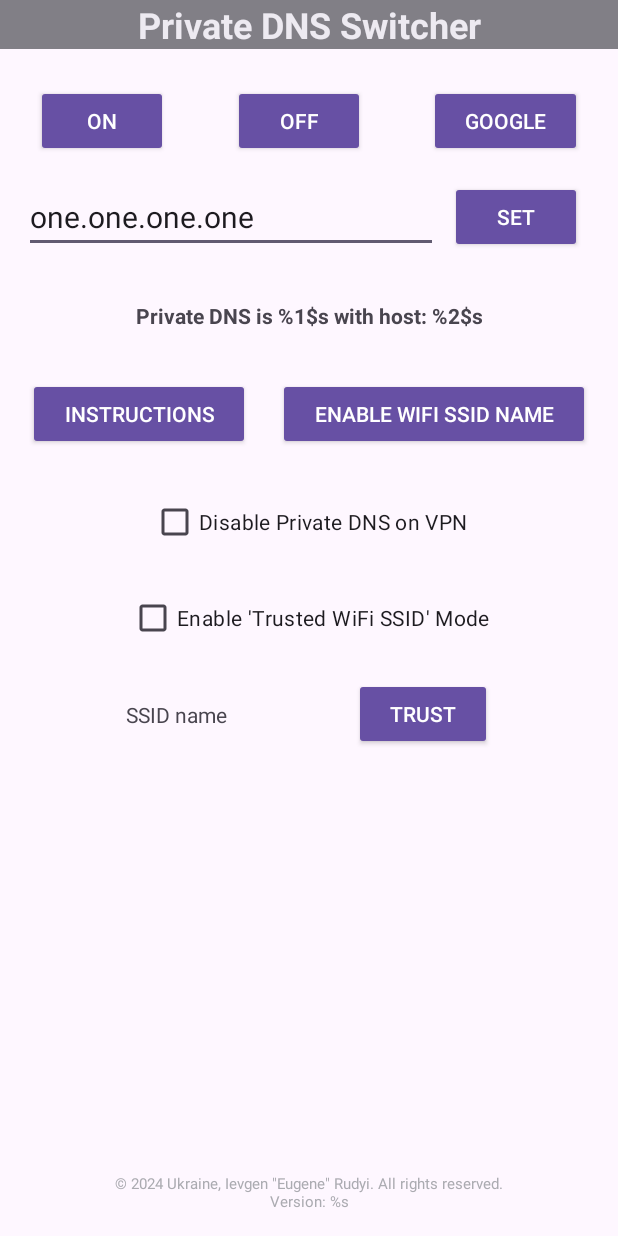
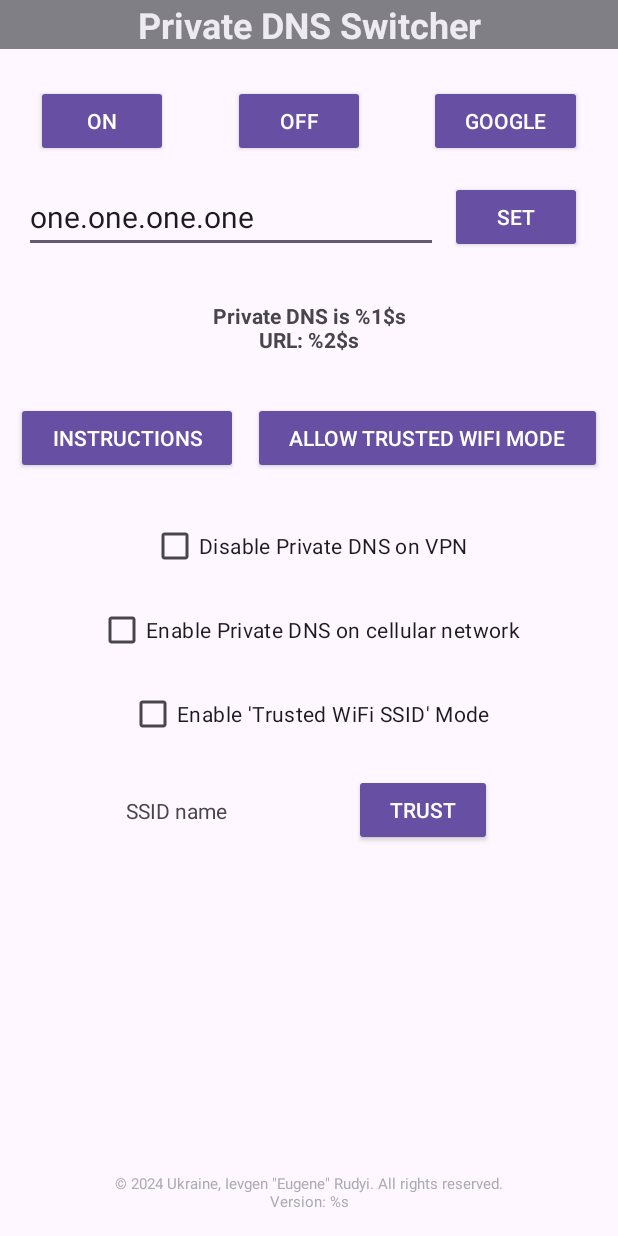
Before and after one commit to rudoyeugene/pdnss, an Android app: the layout activity_main.xml on its own in the app's theme, with its tools: preview values and no code run, on a phone screen of 412 x 824 dp. Run offline under Robolectric (Android 15) with nearby library versions, the light colour scheme and no system bars.

Commit message:
cellular network support

```diff
--- a/app/build.gradle
+++ b/app/build.gradle
@@ -11,8 +11,8 @@ android {
         applicationId "com.rudyii.pdnss"
         minSdk 29
         targetSdk 34
-        versionCode 144
-        versionName "1.4.4"
+        versionCode 146
+        versionName "1.4.6"
 
         testInstrumentationRunner "androidx.test.runner.AndroidJUnitRunner"
     }
--- a/app/src/main/java/com/rudyii/pdnss/common/DnsStateBroadcastReceiver.java
+++ b/app/src/main/java/com/rudyii/pdnss/common/DnsStateBroadcastReceiver.java
@@ -21,6 +21,8 @@ public class DnsStateBroadcastReceiver extends BroadcastReceiver {
 
     @Override
     public void onReceive(Context context, Intent intent) {
-        dnsStateText.setText(getContext().getString(R.string.txt_dns_state_details_text, getPDNSState(), getSettingsValue(SETTINGS_PRIVATE_DNS_SPECIFIER)));
+        if (dnsStateText != null) {
+            dnsStateText.setText(getContext().getString(R.string.txt_dns_state_details_text, getPDNSState(), getSettingsValue(SETTINGS_PRIVATE_DNS_SPECIFIER)));
+        }
     }
 }
--- a/app/src/main/java/com/rudyii/pdnss/common/PdnsModeType.java
+++ b/app/src/main/java/com/rudyii/pdnss/common/PdnsModeType.java
@@ -7,4 +7,5 @@ public enum PdnsModeType {
 
     OFF_WHILE_VPN,
     OFF_WHILE_TRUSTED_WIFI,
+    ON_WHILE_CELLULAR,
 }
--- a/app/src/main/res/layout/activity_main.xml
+++ b/app/src/main/res/layout/activity_main.xml
@@ -5,16 +5,6 @@
     android:layout_width="match_parent"
     android:layout_height="match_parent"
     tools:context=".activities.ActivityMain">
-
-    <CheckBox
-        android:id="@+id/cbTrustWiFi"
-        android:layout_width="wrap_content"
-        android:layout_height="wrap_content"
-        android:layout_marginTop="16dp"
-        android:text="@string/btn_trust_wifi"
-        app:layout_constraintEnd_toEndOf="parent"
-        app:layout_constraintStart_toStartOf="parent"
-        app:layout_constraintTop_toBottomOf="@+id/cbDisableForVpn" />
 
     <TextView
         android:id="@+id/txtLabel"
@@ -32,7 +22,6 @@
         app:layout_constraintEnd_toEndOf="parent"
         app:layout_constraintStart_toStartOf="parent"
         app:layout_constraintTop_toTopOf="parent" />
-
 
     <TextView
         android:id="@+id/txtDnsState"
@@ -61,6 +50,17 @@
         app:layout_constraintBottom_toBottomOf="parent"
         app:layout_constraintEnd_toEndOf="parent"
         app:layout_constraintStart_toStartOf="parent" />
+
+    <TextView
+        android:id="@+id/txtSsidName"
+        android:layout_width="wrap_content"
+        android:layout_height="wrap_content"
+        android:layout_marginTop="16dp"
+        android:text="SSID name"
+        app:layout_constraintBottom_toBottomOf="@+id/btnTrustWiFi"
+        app:layout_constraintEnd_toStartOf="@+id/btnTrustWiFi"
+        app:layout_constraintStart_toStartOf="parent"
+        app:layout_constraintTop_toBottomOf="@+id/cbTrustWiFi" />
 
     <Button
         android:id="@+id/btnOn"
@@ -95,23 +95,6 @@
         app:layout_constraintEnd_toEndOf="parent"
         app:layout_constraintTop_toBottomOf="@+id/txtLabel" />
 
-    <EditText
-        android:id="@+id/editTxtDsnHost"
-        android:layout_width="0dp"
-        android:layout_height="wrap_content"
-        android:layout_marginStart="16dp"
-        android:layout_marginTop="16dp"
-        android:layout_marginEnd="8dp"
-        android:ems="10"
-        android:importantForAutofill="auto"
-        android:inputType="text"
-        android:text="@string/txt_dummy_pdns_url"
-        android:textAlignment="textStart"
-        android:textSize="20sp"
-        app:layout_constraintEnd_toStartOf="@+id/btnSet"
-        app:layout_constraintStart_toStartOf="parent"
-        app:layout_constraintTop_toBottomOf="@+id/btnOff" />
-
     <Button
         android:id="@+id/btnSet"
         style="@style/Widget.AppCompat.Button.Colored"
@@ -135,27 +118,6 @@
         app:layout_constraintStart_toStartOf="parent"
         app:layout_constraintTop_toBottomOf="@+id/txtDnsState" />
 
-    <CheckBox
-        android:id="@+id/cbDisableForVpn"
-        android:layout_width="wrap_content"
-        android:layout_height="wrap_content"
-        android:layout_marginTop="24dp"
-        android:text="@string/chkb_disable_on_vpn"
-        app:layout_constraintEnd_toEndOf="parent"
-        app:layout_constraintStart_toStartOf="parent"
-        app:layout_constraintTop_toBottomOf="@+id/btnInstructions" />
-
-    <TextView
-        android:id="@+id/txtSsidName"
-        android:layout_width="wrap_content"
-        android:layout_height="wrap_content"
-        android:layout_marginTop="16dp"
-        android:text="SSID name"
-        app:layout_constraintBottom_toBottomOf="@+id/btnTrustWiFi"
-        app:layout_constraintEnd_toStartOf="@+id/btnTrustWiFi"
-        app:layout_constraintStart_toStartOf="parent"
-        app:layout_constraintTop_toBottomOf="@+id/cbTrustWiFi" />
-
     <Button
         android:id="@+id/btnTrustWiFi"
         style="@style/Widget.AppCompat.Button.Colored"
@@ -173,9 +135,57 @@
         android:layout_width="wrap_content"
         android:layout_height="wrap_content"
         android:layout_marginTop="32dp"
-        android:text="ENABLE WIFI SSID NAME"
+        android:text="ALLOW TRUSTED WIFI MODE"
         app:layout_constraintEnd_toEndOf="parent"
         app:layout_constraintStart_toEndOf="@+id/btnInstructions"
         app:layout_constraintTop_toBottomOf="@+id/txtDnsState" />
 
+    <CheckBox
+        android:id="@+id/cbTrustWiFi"
+        android:layout_width="wrap_content"
+        android:layout_height="wrap_content"
+        android:layout_marginTop="8dp"
+        android:text="@string/btn_trust_wifi"
+        app:layout_constraintEnd_toEndOf="parent"
+        app:layout_constraintStart_toStartOf="parent"
+        app:layout_constraintTop_toBottomOf="@+id/cbEnableForCellular" />
+
+
+    <CheckBox
+        android:id="@+id/cbDisableForVpn"
+        android:layout_width="wrap_content"
+        android:layout_height="wrap_content"
+        android:layout_marginTop="24dp"
+        android:text="@string/chkb_disable_on_vpn"
+        app:layout_constraintEnd_toEndOf="parent"
+        app:layout_constraintStart_toStartOf="parent"
+        app:layout_constraintTop_toBottomOf="@+id/btnInstructions" />
+
+    <CheckBox
+        android:id="@+id/cbEnableForCellular"
+        android:layout_width="wrap_content"
+        android:layout_height="wrap_content"
+        android:layout_marginTop="8dp"
+        android:text="@string/chkb_enable_on_cellular"
+        app:layout_constraintEnd_toEndOf="parent"
+        app:layout_constraintStart_toStartOf="parent"
+        app:layout_constraintTop_toBottomOf="@+id/cbDisableForVpn" />
+
+    <EditText
+        android:id="@+id/editTxtDsnHost"
+        android:layout_width="0dp"
+        android:layout_height="wrap_content"
+        android:layout_marginStart="16dp"
+        android:layout_marginTop="16dp"
+        android:layout_marginEnd="8dp"
+        android:ems="10"
+        android:importantForAutofill="auto"
+        android:inputType="text"
+        android:text="@string/txt_dummy_pdns_url"
+        android:textAlignment="textStart"
+        android:textSize="20sp"
+        app:layout_constraintEnd_toStartOf="@+id/btnSet"
+        app:layout_constraintStart_toStartOf="parent"
+        app:layout_constraintTop_toBottomOf="@+id/btnOff" />
+
 </androidx.constraintlayout.widget.ConstraintLayout>
```
Also changed, not shown: app/src/main/java/com/rudyii/pdnss/activities/ActivityMain.java (+79 -7 lines), app/src/main/java/com/rudyii/pdnss/common/ConnectionType.java (added, +8 -0 lines), app/src/main/java/com/rudyii/pdnss/common/Utils.java (+53 -8 lines), app/src/main/res/values/strings.xml (+20 -13 lines).
